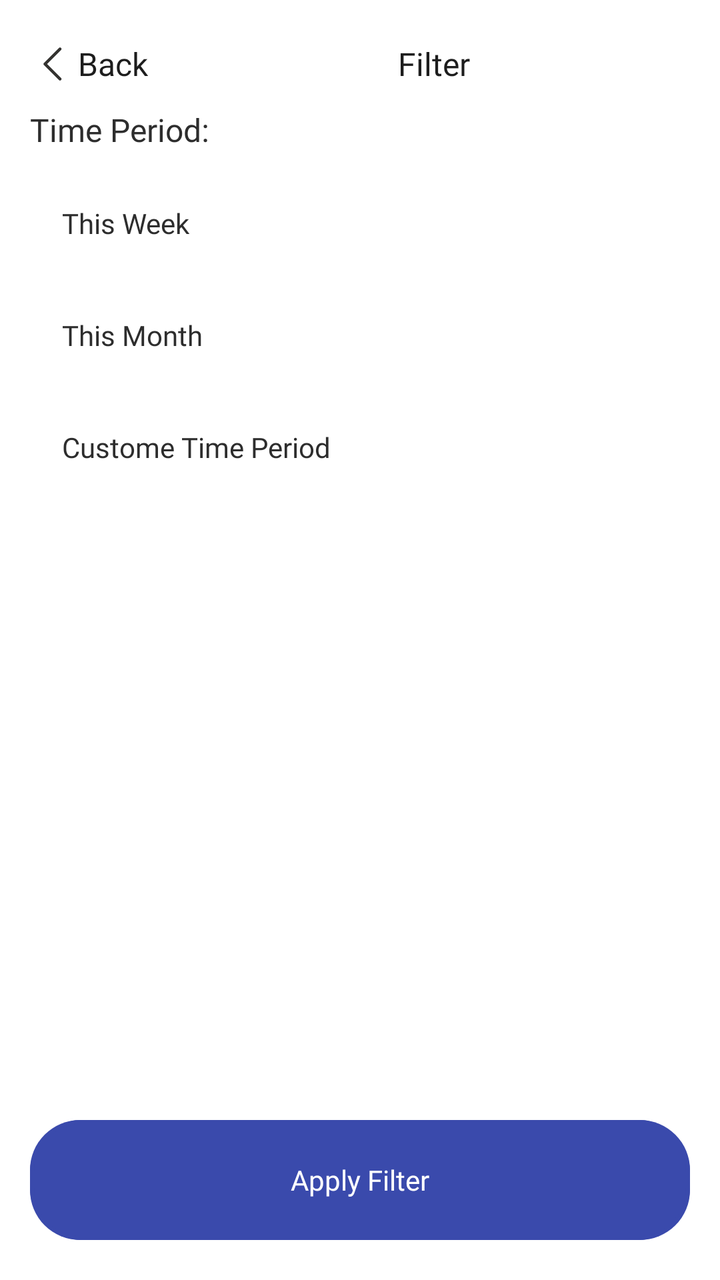
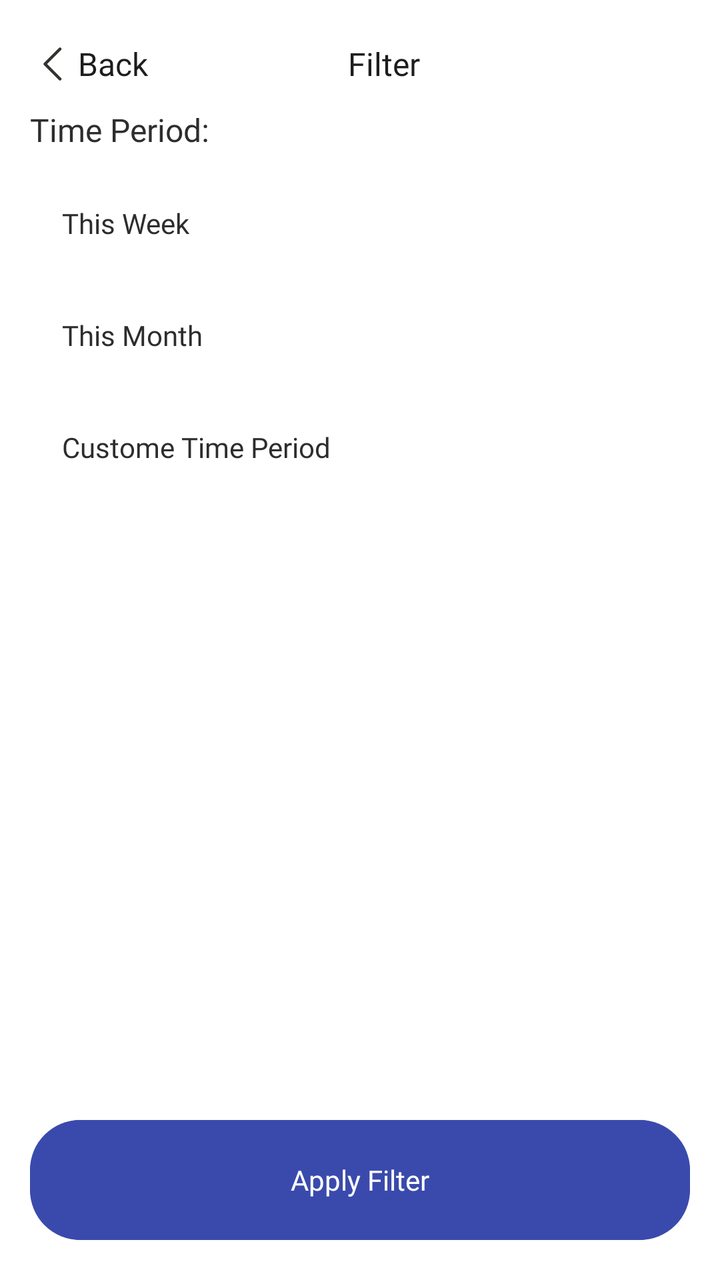

Compare the two renders of this Android layout. The source of the first and the diff that turns it into the second are given below.
<!-- AndroidManifest.xml: application theme AppTheme -->
<!-- res/layout/fragment_filter.xml -->
<?xml version="1.0" encoding="utf-8"?>
<androidx.constraintlayout.widget.ConstraintLayout xmlns:android="http://schemas.android.com/apk/res/android"
    xmlns:app="http://schemas.android.com/apk/res-auto"
    xmlns:tools="http://schemas.android.com/tools"
    android:layout_width="match_parent"
    android:layout_height="match_parent"
    android:background="@color/white"
    tools:context=".ui.home.FragmentFilter">

    <LinearLayout
        android:id="@+id/llBack"
        android:layout_width="match_parent"
        android:layout_height="wrap_content"
        android:layout_marginStart="15dp"
        android:layout_marginTop="10dp"
        android:orientation="horizontal"
        android:visibility="visible"
        app:layout_constraintStart_toStartOf="parent"
        app:layout_constraintTop_toTopOf="parent">

        <ImageView
            android:id="@+id/imageView"
            android:layout_width="wrap_content"
            android:layout_height="wrap_content"
            android:fontFamily="@font/manrope_bold"
            android:gravity="center"
            android:paddingTop="10dp"
            android:paddingBottom="10dp"
            android:src="@drawable/back_button"
            android:textColor="@color/black"
            android:textSize="16sp" />

        <TextView
            android:id="@+id/textView2"
            android:layout_width="wrap_content"
            android:layout_height="wrap_content"
            android:layout_gravity="center"
            android:fontFamily="@font/manrope_bold"
            android:text="Back"
            android:textColor="@color/black"
            android:textSize="16sp"
            tools:layout_editor_absoluteX="38dp"
            tools:layout_editor_absoluteY="21dp" />

        <TextView
            android:layout_width="match_parent"
            android:layout_height="wrap_content"
            android:layout_gravity="center"
            android:fontFamily="@font/manrope_bold"
            android:gravity="center"
            android:text="Filter"
            android:textColor="@color/black"
            android:textSize="16sp"
            tools:layout_editor_absoluteX="38dp"
            tools:layout_editor_absoluteY="21dp" />
    </LinearLayout>

    <LinearLayout
        android:id="@+id/llTimePeriod"
        android:layout_width="match_parent"
        android:layout_height="wrap_content"
        android:layout_marginStart="15dp"
        android:layout_marginEnd="15dp"
        android:orientation="vertical"

        app:layout_constraintEnd_toEndOf="parent"
        app:layout_constraintStart_toStartOf="@+id/llBack"
        app:layout_constraintTop_toBottomOf="@+id/llBack">

        <TextView
            android:id="@+id/selectedOptionText"
            android:layout_width="match_parent"
            android:layout_height="wrap_content"
            android:fontFamily="@font/manrope_bold"
            android:paddingBottom="8dp"
            android:text="Time Period: "
            android:textColor="@color/colorTextLabelDefault"
            android:textSize="16sp" />

        <RadioGroup
            android:id="@+id/radioGroup"
            android:layout_width="match_parent"
            android:layout_height="wrap_content"

            android:orientation="vertical">


            
            <RadioButton
                android:id="@+id/rbWeek"
                android:layout_width="match_parent"
                android:layout_height="wrap_content"
                android:button="@null"
                android:drawableRight="@drawable/custom_tick_button"
                android:gravity="center_vertical"
                android:padding="16dp"
                android:text="This Week"
                android:textSize="14sp"
                android:fontFamily="@font/manrope_regular"
                android:textColor="@color/colorTextLabelDefault"/>

            
            <RadioButton
                android:id="@+id/rbMonth"
                android:layout_width="match_parent"
                android:layout_height="wrap_content"
                android:button="@null"
                android:drawableRight="@drawable/custom_tick_button"
                android:gravity="center_vertical"
                android:padding="16dp"
                android:text="This Month"

                android:textSize="14sp"
                android:fontFamily="@font/manrope_regular"
                android:textColor="@color/colorTextLabelDefault"/>

            
            <RadioButton
                android:id="@+id/rbCustom"
                android:layout_width="match_parent"
                android:layout_height="wrap_content"
                android:button="@null"
                android:drawableRight="@drawable/custom_tick_button"
                android:gravity="center_vertical"
                android:padding="16dp"
                android:text="Custome Time Period"

                android:textSize="14sp"
                android:fontFamily="@font/manrope_regular"
                android:textColor="@color/colorTextLabelDefault" />

        </RadioGroup>

        <TextView
            android:id="@+id/txtSelectionError"
            android:layout_width="wrap_content"
            android:layout_height="wrap_content"
            android:layout_marginStart="20dp"
            android:background="@color/white"
            android:fontFamily="@font/manrope_regular"
            android:text="Select a option"
            android:textColor="@color/red_text"
            android:textSize="13sp"
            android:visibility="gone"
            app:layout_constraintStart_toStartOf="@+id/llFrom"
            app:layout_constraintTop_toBottomOf="@+id/llFrom" />
    </LinearLayout>

    <LinearLayout
        android:id="@+id/llFrom"
        android:layout_width="0dp"
        android:layout_height="wrap_content"
        android:layout_marginTop="30dp"
        android:background="@drawable/rounded_white_grey"
        android:clickable="true"
        android:focusable="true"
        android:minHeight="60dp"

        android:layout_marginStart="15dp"
        android:layout_marginEnd="15dp"
        android:orientation="horizontal"
        android:paddingHorizontal="10dp"
        android:paddingVertical="10dp"
        android:visibility="gone"
        app:layout_constraintEnd_toEndOf="parent"
        app:layout_constraintStart_toStartOf="parent"
        app:layout_constraintTop_toBottomOf="@+id/llTimePeriod">


        <TextView
            android:id="@+id/txtFrom"
            android:layout_width="match_parent"
            android:layout_height="match_parent"
            android:layout_gravity="center"
            android:layout_marginLeft="5dp"
            android:background="@android:color/transparent"
            android:fontFamily="@font/manrope_regular"
            android:gravity="center|left"
            android:hint="Select Date"
            android:inputType="text"
            android:paddingRight="10dp"
            android:textColor="@color/colorTextDefault"
            android:textFontWeight="600"
            android:textSize="14sp" />
    </LinearLayout>

    <TextView
        android:id="@+id/txtFromLabel"
        android:layout_width="wrap_content"
        android:layout_height="wrap_content"
        android:layout_marginStart="20dp"
        android:layout_marginBottom="-10dp"
        android:background="@color/white"
        android:fontFamily="@font/manrope_regular"
        android:text="From"
        android:textColor="@color/colorTextLabelDefault"
        android:textSize="11sp"
        android:visibility="gone"
        app:layout_constraintBottom_toTopOf="@+id/llFrom"
        app:layout_constraintStart_toStartOf="@+id/llFrom" />
    <TextView
        android:id="@+id/txtFromError"
        android:layout_width="wrap_content"
        android:layout_height="wrap_content"
        android:layout_marginStart="20dp"
        android:background="@color/white"
        android:fontFamily="@font/manrope_regular"
        android:text="Select a date"
        android:textColor="@color/red_text"
        android:textSize="13sp"
        android:visibility="gone"
        app:layout_constraintStart_toStartOf="@+id/llFrom"
        app:layout_constraintTop_toBottomOf="@+id/llFrom" />
    <LinearLayout
        android:id="@+id/llTo"
        android:layout_width="0dp"
        android:layout_height="wrap_content"
        android:layout_marginTop="30dp"
        android:background="@drawable/rounded_white_grey"
        android:clickable="true"
        android:focusable="true"
        android:minHeight="60dp"

        android:layout_marginStart="15dp"
        android:layout_marginEnd="15dp"
        android:orientation="horizontal"
        android:paddingHorizontal="10dp"
        android:paddingVertical="10dp"
        android:visibility="gone"
        app:layout_constraintEnd_toEndOf="parent"
        app:layout_constraintStart_toStartOf="parent"
        app:layout_constraintTop_toBottomOf="@+id/llFrom">


        <TextView
            android:id="@+id/txtTo"
            android:layout_width="match_parent"
            android:layout_height="match_parent"
            android:layout_gravity="center"
            android:layout_marginLeft="5dp"
            android:background="@android:color/transparent"
            android:fontFamily="@font/manrope_regular"
            android:gravity="center|left"
            android:hint="Select Date"
            android:inputType="text"
            android:paddingRight="10dp"
            android:textColor="@color/colorTextDefault"
            android:textFontWeight="600"
            android:textSize="14sp" />
    </LinearLayout>

    <TextView
        android:id="@+id/txtToLabel"
        android:layout_width="wrap_content"
        android:layout_height="wrap_content"
        android:layout_marginStart="20dp"
        android:layout_marginBottom="-10dp"
        android:background="@color/white"
        android:fontFamily="@font/manrope_regular"
        android:text="To"
        android:textColor="@color/colorTextLabelDefault"
        android:textSize="11sp"
        android:visibility="gone"
        app:layout_constraintBottom_toTopOf="@+id/llTo"
        app:layout_constraintStart_toStartOf="@+id/llTo" />
    <TextView
        android:id="@+id/txtToError"
        android:layout_width="wrap_content"
        android:layout_height="wrap_content"
        android:layout_marginStart="20dp"
        android:background="@color/white"
        android:fontFamily="@font/manrope_regular"
        android:text="Select a date"
        android:textColor="@color/red_text"
        android:textSize="13sp"
        android:visibility="gone"
        app:layout_constraintStart_toStartOf="@+id/llTo"
        app:layout_constraintTop_toBottomOf="@+id/llTo" />

    <DatePicker
        android:id="@+id/datePicker"
        android:layout_width="wrap_content"
        android:layout_height="0dp"
        android:layout_marginTop="10dp"
        android:layout_marginBottom="10dp"
        android:calendarViewShown="true"
        android:spinnersShown="true"
        android:visibility="gone"
        app:layout_constraintBottom_toTopOf="@+id/llApply"
        app:layout_constraintEnd_toEndOf="@+id/llTo"
        app:layout_constraintStart_toStartOf="@+id/llTo"
        app:layout_constraintTop_toBottomOf="@+id/llTo" />

    <LinearLayout
        android:id="@+id/llApply"
        android:layout_width="0dp"
        android:layout_height="wrap_content"
        android:layout_marginBottom="20dp"
        android:background="@drawable/rounded_blue_button"

        android:layout_marginStart="15dp"
        android:layout_marginEnd="15dp"
        android:clickable="true"
        android:focusable="true"
        android:minHeight="60dp"
        android:orientation="horizontal"
        android:paddingHorizontal="10dp"
        android:paddingVertical="10dp"
        android:visibility="visible"
        app:layout_constraintBottom_toBottomOf="parent"
        app:layout_constraintEnd_toEndOf="parent"
        app:layout_constraintStart_toStartOf="parent">

        <TextView
            android:layout_width="match_parent"
            android:layout_height="match_parent"
            android:fontFamily="@font/manrope_bold"
            android:gravity="center"
            android:text="Apply Filter"
            android:textColor="@color/white"
            android:textSize="14sp" />
    </LinearLayout>
</androidx.constraintlayout.widget.ConstraintLayout>
<!-- resources referenced by this layout -->
<resources>
  <color name="black">#1D1D1D</color>
  <color name="colorTextDefault">#131313</color>
  <color name="colorTextLabelDefault">#2D2D2D</color>
  <color name="red_text">#D00C0C</color>
  <color name="white">#FFFFFF</color>
  <!-- drawable custom_tick_button (drawable) -->
  <?xml version="1.0" encoding="utf-8"?>
  <selector xmlns:android="http://schemas.android.com/apk/res/android">
      <item android:drawable="@drawable/tick_icon_selected" android:state_checked="true" />
      <item android:drawable="@drawable/tick_icon_unselected" android:state_checked="false" />
  </selector>
  <!-- drawable rounded_blue_button (drawable) -->
  <layer-list xmlns:android="http://schemas.android.com/apk/res/android">
      
      <item>
          <shape android:shape="rectangle">
              <solid android:color="@color/colorPrimary" />
              <corners android:radius="25dp" /> 
          </shape>
      </item>
  
      
      <item>
          <shape android:shape="rectangle">
              <solid android:color="@color/colorPrimary" />
              <stroke
                  android:width="2dp"
                  android:color="@color/colorPrimary" /> 
              <corners android:radius="25dp" /> 
          </shape>
      </item>
  </layer-list>
  <!-- drawable rounded_white_grey (drawable) -->
  <layer-list xmlns:android="http://schemas.android.com/apk/res/android">
      
      <item>
          <shape android:shape="rectangle">
              <solid android:color="@color/grey_border" />
              <corners android:radius="16dp" /> 
          </shape>
      </item>
  
      
      <item>
          <shape android:shape="rectangle">
              <solid android:color="@color/white" />
              <stroke
                  android:width="2dp"
                  android:color="@color/grey_border" /> 
              <corners android:radius="16dp" /> 
          </shape>
      </item>
  </layer-list>
  <style name="AppTheme" parent="Theme.AppCompat.Light.NoActionBar">
          
          <item name="colorPrimary">@color/colorPrimary</item>
          <item name="colorPrimaryDark">@color/colorPrimaryDark</item>
          <item name="colorAccent">@color/colorAccent</item>
          
          <item name="android:windowIsTranslucent">true</item>
      </style>
  <!-- drawable tick_icon_selected (drawable) -->
  <vector xmlns:android="http://schemas.android.com/apk/res/android"
      android:width="24dp"
      android:height="24dp"
      android:viewportWidth="24"
      android:viewportHeight="24">
    <path
        android:pathData="M21.531,7.281L9.531,19.281C9.461,19.35 9.378,19.406 9.287,19.443C9.196,19.481 9.098,19.5 9,19.5C8.901,19.5 8.804,19.481 8.713,19.443C8.622,19.406 8.539,19.35 8.469,19.281L3.219,14.031C3.079,13.89 3,13.699 3,13.5C3,13.301 3.079,13.11 3.219,12.969C3.36,12.829 3.551,12.75 3.75,12.75C3.949,12.75 4.14,12.829 4.281,12.969L9,17.69L20.469,6.219C20.61,6.079 20.801,6 21,6C21.199,6 21.39,6.079 21.531,6.219C21.671,6.36 21.75,6.551 21.75,6.75C21.75,6.949 21.671,7.14 21.531,7.281Z"
        android:fillColor="#1E4594"/>
  </vector>
  <!-- drawable tick_icon_unselected (drawable) -->
  <vector xmlns:android="http://schemas.android.com/apk/res/android"
      android:width="24dp"
      android:height="24dp"
      android:viewportWidth="24"
      android:viewportHeight="24">
    <path
        android:pathData="M21.531,7.281L9.531,19.281C9.461,19.35 9.378,19.406 9.287,19.443C9.196,19.481 9.098,19.5 9,19.5C8.901,19.5 8.804,19.481 8.713,19.443C8.622,19.406 8.539,19.35 8.469,19.281L3.219,14.031C3.079,13.89 3,13.699 3,13.5C3,13.301 3.079,13.11 3.219,12.969C3.36,12.829 3.551,12.75 3.75,12.75C3.949,12.75 4.14,12.829 4.281,12.969L9,17.69L20.469,6.219C20.61,6.079 20.801,6 21,6C21.199,6 21.39,6.079 21.531,6.219C21.671,6.36 21.75,6.551 21.75,6.75C21.75,6.949 21.671,7.14 21.531,7.281Z"
        android:fillColor="@android:color/transparent"/>
  </vector>
  <color name="colorPrimary">#3A4AAC</color>
  <color name="grey_border">#C0C0C0</color>
  <color name="colorPrimaryDark">#3A4AAC</color>
  <color name="colorAccent">#1E4594</color>
  <!-- unchanged entries left out for length: 1 -->
</resources>

<!-- the commit's change to res/layout/fragment_filter.xml (unified diff, before → after) -->
@@ -48,6 +48,7 @@
             android:layout_gravity="center"
             android:fontFamily="@font/manrope_bold"
             android:gravity="center"
+            android:paddingRight="50dp"
             android:text="Filter"
             android:textColor="@color/black"
             android:textSize="16sp"
